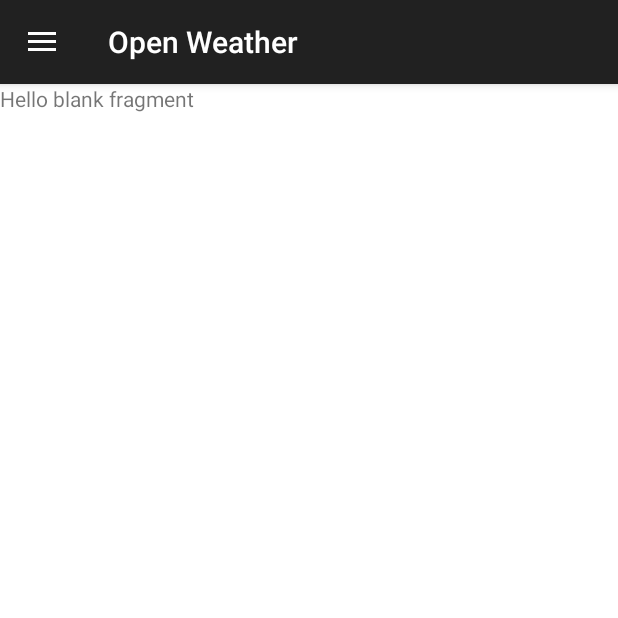
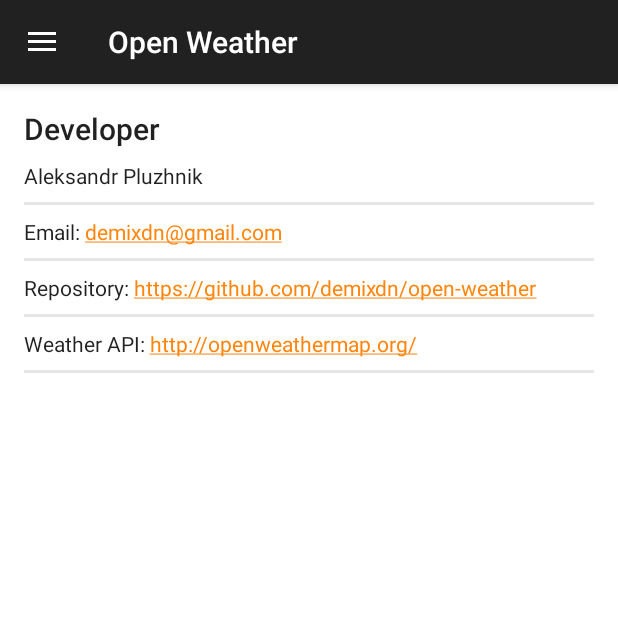
Before and after one commit to demixdn/open-weather, an Android app: the screen it shows after launch (StartActivity), in the side drawer, after a tap on "About", on a phone screen of 412 x 824 dp, the top half of it. Run offline under Robolectric (Android 15) with nearby library versions, the phone set to English and light mode, and no system bars; our stand-ins replace Firebase (no records; nobody signed in at launch, a user with empty details on screens opened directly); pictures from the network do not load; 4 statements that could not run were skipped.

Commit message:
about screen and little refactoring

```diff
--- a/app/src/main/java/com/github/demixdn/weather/data/tasks/cities/CitiesParseTask.java
+++ b/app/src/main/java/com/github/demixdn/weather/data/repository/CitiesParseTask.java
@@ -1,4 +1,4 @@
-package com.github.demixdn.weather.data.tasks.cities;
+package com.github.demixdn.weather.data.repository;
 
 import android.content.res.Resources;
 import android.os.Handler;
@@ -21,13 +21,13 @@ import java.util.List;
  * @author Aleks Sander
  */
 
-public final class CitiesParseTask implements Runnable {
+final class CitiesParseTask implements Runnable {
 
     private final ParseListener parseListener;
     private final Resources resources;
     private final Handler handler;
 
-    public CitiesParseTask(@NonNull ParseListener parseListener, @NonNull Resources resources) {
+    CitiesParseTask(@NonNull ParseListener parseListener, @NonNull Resources resources) {
         this.parseListener = parseListener;
         this.resources = resources;
         handler = new Handler(Looper.getMainLooper());
--- a/app/src/main/java/com/github/demixdn/weather/data/repository/CitiesRepositoryImpl.java
+++ b/app/src/main/java/com/github/demixdn/weather/data/repository/CitiesRepositoryImpl.java
@@ -6,8 +6,6 @@ import android.support.annotation.NonNull;
 import com.github.demixdn.weather.data.DataCallback;
 import com.github.demixdn.weather.data.auth.AuthManager;
 import com.github.demixdn.weather.data.model.City;
-import com.github.demixdn.weather.data.tasks.cities.CitiesParseTask;
-import com.github.demixdn.weather.data.tasks.cities.ParseResult;
 import com.google.firebase.auth.FirebaseUser;
 import com.google.firebase.database.DataSnapshot;
 import com.google.firebase.database.DatabaseError;
--- a/app/src/main/java/com/github/demixdn/weather/data/tasks/cities/ParseResult.java
+++ b/app/src/main/java/com/github/demixdn/weather/data/repository/ParseResult.java
@@ -1,4 +1,4 @@
-package com.github.demixdn.weather.data.tasks.cities;
+package com.github.demixdn.weather.data.repository;
 
 import java.util.List;
 
@@ -9,12 +9,12 @@ import java.util.List;
  * @author Aleks Sander
  */
 
-public final class ParseResult {
+final class ParseResult {
 
-    public long runDuration;
+    private long runDuration;
     public List<String> cities;
 
-    public ParseResult(long runDuration, List<String> cities) {
+    ParseResult(long runDuration, List<String> cities) {
         this.runDuration = runDuration;
         this.cities = cities;
     }
--- a/app/src/main/java/com/github/demixdn/weather/ui/AboutFragment.java
+++ b/app/src/main/java/com/github/demixdn/weather/ui/AboutFragment.java
@@ -9,21 +9,10 @@ import android.view.ViewGroup;
 
 import com.github.demixdn.weather.R;
 
-/**
- * A simple {@link Fragment} subclass.
- */
 public class AboutFragment extends Fragment {
 
-
-    public AboutFragment() {
-        // Required empty public constructor
-    }
-
-
     @Override
-    public View onCreateView(LayoutInflater inflater, ViewGroup container,
-                             Bundle savedInstanceState) {
-        // Inflate the layout for this fragment
+    public View onCreateView(LayoutInflater inflater, ViewGroup container, Bundle savedInstanceState) {
         return inflater.inflate(R.layout.fragment_about, container, false);
     }
 
--- a/app/src/main/java/com/github/demixdn/weather/ui/Navigator.java
+++ b/app/src/main/java/com/github/demixdn/weather/ui/Navigator.java
@@ -6,6 +6,7 @@ import android.support.v4.app.FragmentManager;
 import com.github.demixdn.weather.R;
 import com.github.demixdn.weather.ui.addcity.AddCityActivity;
 import com.github.demixdn.weather.ui.cities.CitiesFragment;
+import com.github.demixdn.weather.ui.cities.EmptyCitiesFragment;
 
 /**
  * Created on 08.06.2017
--- a/app/src/main/java/com/github/demixdn/weather/ui/StartActivity.java
+++ b/app/src/main/java/com/github/demixdn/weather/ui/StartActivity.java
@@ -23,6 +23,7 @@ import com.github.demixdn.weather.data.DataCallback;
 import com.github.demixdn.weather.data.auth.AuthManager;
 import com.github.demixdn.weather.data.model.City;
 import com.github.demixdn.weather.data.repository.CitiesRepository;
+import com.github.demixdn.weather.ui.cities.EmptyCitiesFragment;
 import com.github.demixdn.weather.ui.transformation.CropCircleTransformation;
 import com.github.demixdn.weather.utils.AppTypeface;
 import com.github.demixdn.weather.utils.Logger;
@@ -35,6 +36,9 @@ public class StartActivity extends AppCompatActivity
         EmptyCitiesFragment.OnCityAddClickListener {
 
 
+    private static final int INDEX_CITY = 0;
+    private static final int INDEX_PROFILE = 1;
+    private static final int INDEX_ABOUT = 2;
     private AppTypeface appTypeface;
     private AuthManager authManager;
     private CitiesRepository citiesRepository;
@@ -92,7 +96,7 @@ public class StartActivity extends AppCompatActivity
         navigationView = (NavigationView) findViewById(R.id.nav_view);
         navigationView.setNavigationItemSelectedListener(this);
 
-        View header = navigationView.getHeaderView(0);
+        View header = navigationView.getHeaderView(INDEX_CITY);
         tvUserName = (TextView) header.findViewById(R.id.tvUserName);
         tvUserEmail = (TextView) header.findViewById(R.id.tvUserEmail);
         ivUser = (ImageView) header.findViewById(R.id.ivUserPhoto);
@@ -146,12 +150,6 @@ public class StartActivity extends AppCompatActivity
             }
         };
         citiesRepository.getUserCities(citiesCallback);
-    }
-
-    private void showCities() {
-        fabShow();
-        navigator.showCities(fragmentManager);
-        citiesCallback = null;
     }
 
     private void showUserInfoOnHeader(@NonNull FirebaseUser user) {
@@ -209,18 +207,28 @@ public class StartActivity extends AppCompatActivity
         }
     }
 
+    private void showCities() {
+        navigationView.getMenu().getItem(INDEX_CITY).setChecked(true);
+        fabShow();
+        navigator.showCities(fragmentManager);
+        citiesCallback = null;
+    }
+
     private void showAppInfo() {
+        navigationView.getMenu().getItem(INDEX_ABOUT).setChecked(true);
         fabHide();
         navigator.showInfo(fragmentManager);
     }
 
     private void showProfile() {
+        navigationView.getMenu().getItem(INDEX_PROFILE).setChecked(true);
         fabHide();
         navigator.showProfile(fragmentManager);
     }
 
 
     private void showEmptyState() {
+        navigationView.getMenu().getItem(INDEX_CITY).setChecked(true);
         fabHide();
         navigator.showEmptyState(fragmentManager);
     }
--- a/app/src/main/java/com/github/demixdn/weather/ui/EmptyCitiesFragment.java
+++ b/app/src/main/java/com/github/demixdn/weather/ui/cities/EmptyCitiesFragment.java
@@ -1,4 +1,4 @@
-package com.github.demixdn.weather.ui;
+package com.github.demixdn.weather.ui.cities;
 
 import android.content.Context;
 import android.os.Bundle;
--- a/app/src/main/res/layout/content_start.xml
+++ b/app/src/main/res/layout/content_start.xml
@@ -3,11 +3,11 @@
     xmlns:android="http://schemas.android.com/apk/res/android"
     xmlns:app="http://schemas.android.com/apk/res-auto"
     xmlns:tools="http://schemas.android.com/tools"
+    android:id="@+id/fragment_container"
     android:layout_width="match_parent"
     android:layout_height="match_parent"
     app:layout_behavior="@string/appbar_scrolling_view_behavior"
     tools:context="com.github.demixdn.weather.ui.StartActivity"
-    android:id="@+id/fragment_container"
     tools:showIn="@layout/app_bar_start">
 
 </FrameLayout>
--- a/app/src/main/res/layout/fragment_about.xml
+++ b/app/src/main/res/layout/fragment_about.xml
@@ -1,13 +1,68 @@
-<FrameLayout xmlns:android="http://schemas.android.com/apk/res/android"
-             xmlns:tools="http://schemas.android.com/tools"
-             android:layout_width="match_parent"
-             android:layout_height="match_parent"
-             tools:context="com.github.demixdn.weather.ui.AboutFragment">
+<LinearLayout
+    xmlns:android="http://schemas.android.com/apk/res/android"
+    xmlns:tools="http://schemas.android.com/tools"
+    android:layout_width="match_parent"
+    android:layout_height="match_parent"
+    android:orientation="vertical"
+    android:layout_marginLeft="@dimen/activity_horizontal_margin"
+    android:layout_marginRight="@dimen/activity_horizontal_margin"
+    tools:context="com.github.demixdn.weather.ui.AboutFragment">
 
-    <!-- TODO: Update blank fragment layout -->
     <TextView
         android:layout_width="match_parent"
-        android:layout_height="match_parent"
-        android:text="@string/hello_blank_fragment"/>
+        android:layout_height="wrap_content"
+        android:layout_marginTop="16dp"
+        android:textAppearance="@style/TextAppearance.AppCompat.Title"
+        android:text="@string/developer_title"/>
+    <TextView
+        android:layout_width="match_parent"
+        android:layout_height="wrap_content"
+        android:layout_marginTop="8dp"
+        android:textAppearance="@style/TextAppearance.AppCompat.Body1"
+        android:text="@string/developer_name"/>
+    <View
+        android:layout_width="match_parent"
+        android:layout_height="2dp"
+        android:layout_marginTop="8dp"
+        android:background="#22484848"/>
 
-</FrameLayout>
+    <TextView
+        android:layout_width="match_parent"
+        android:layout_height="wrap_content"
+        android:layout_marginTop="8dp"
+        android:autoLink="email"
+        android:text="@string/developer_email"
+        android:textAppearance="@style/TextAppearance.AppCompat.Body1"/>
+    <View
+        android:layout_width="match_parent"
+        android:layout_height="2dp"
+        android:layout_marginTop="8dp"
+        android:background="#22484848"/>
+
+    <TextView
+        android:layout_width="match_parent"
+        android:layout_height="wrap_content"
+        android:layout_marginTop="8dp"
+        android:autoLink="web"
+        android:text="@string/repository"
+        android:textAppearance="@style/TextAppearance.AppCompat.Body1"/>
+    <View
+        android:layout_width="match_parent"
+        android:layout_height="2dp"
+        android:layout_marginTop="8dp"
+        android:background="#22484848"/>
+
+    <TextView
+        android:layout_width="match_parent"
+        android:layout_height="wrap_content"
+        android:layout_marginTop="8dp"
+        android:autoLink="web"
+        android:text="@string/weather_api"
+        android:textAppearance="@style/TextAppearance.AppCompat.Body1"/>
+    <View
+        android:layout_width="match_parent"
+        android:layout_height="2dp"
+        android:layout_marginTop="8dp"
+        android:background="#22484848"/>
+
+</LinearLayout>
--- a/app/src/main/res/layout/fragment_empty_cities.xml
+++ b/app/src/main/res/layout/fragment_empty_cities.xml
@@ -4,7 +4,7 @@
     xmlns:tools="http://schemas.android.com/tools"
     android:layout_width="match_parent"
     android:layout_height="match_parent"
-    tools:context="com.github.demixdn.weather.ui.EmptyCitiesFragment">
+    tools:context="com.github.demixdn.weather.ui.cities.EmptyCitiesFragment">
 
     <TextView
         android:id="@+id/tvEmptyStateText"
--- a/app/src/main/res/layout/view_city_item.xml
+++ b/app/src/main/res/layout/view_city_item.xml
@@ -10,8 +10,8 @@
         android:layout_height="match_parent"
         android:orientation="horizontal"
         android:id="@+id/llCityContent"
-        android:paddingLeft="16dp"
-        android:paddingRight="16dp">
+        android:paddingLeft="@dimen/activity_horizontal_margin"
+        android:paddingRight="@dimen/activity_horizontal_margin">
 
         <TextView
             android:id="@+id/tvCityItemTitle"
--- a/app/src/main/res/values-w820dp/dimens.xml
+++ b/app/src/main/res/values-w820dp/dimens.xml
@@ -1,5 +1,3 @@
 <resources>
-    <!-- Example customization of dimensions originally defined in res/values/dimens.xml
-         (such as screen margins) for screens with more than 820dp of available width. This
-         would include 7" and 10" devices in landscape (~960dp and ~1280dp respectively). -->
+    <dimen name="activity_horizontal_margin">64dp</dimen>
 </resources>
--- a/app/src/main/res/values/dimens.xml
+++ b/app/src/main/res/values/dimens.xml
@@ -1,7 +1,4 @@
 <resources>
-    <!-- Default screen margins, per the Android Design guidelines. -->
-
-    <!-- Default screen margins, per the Android Design guidelines. -->
     <dimen name="activity_horizontal_margin">16dp</dimen>
     <dimen name="activity_vertical_margin">16dp</dimen>
     <dimen name="nav_header_vertical_spacing">16dp</dimen>
--- a/app/src/main/res/values/strings.xml
+++ b/app/src/main/res/values/strings.xml
@@ -58,4 +58,9 @@
     <string name="choose_your_city">Choose your city</string>
     <string name="long_city_title">Long City Title, AU</string>
     <string name="button_undo">Undo</string>
+    <string name="weather_api">Weather API: http://openweathermap.org/</string>
+    <string name="repository">Repository: https://github.com/demixdn/open-weather</string>
+    <string name="developer_email">Email: demixdn@gmail.com</string>
+    <string name="developer_name">Aleksandr Pluzhnik</string>
+    <string name="developer_title">Developer</string>
 </resources>
```
